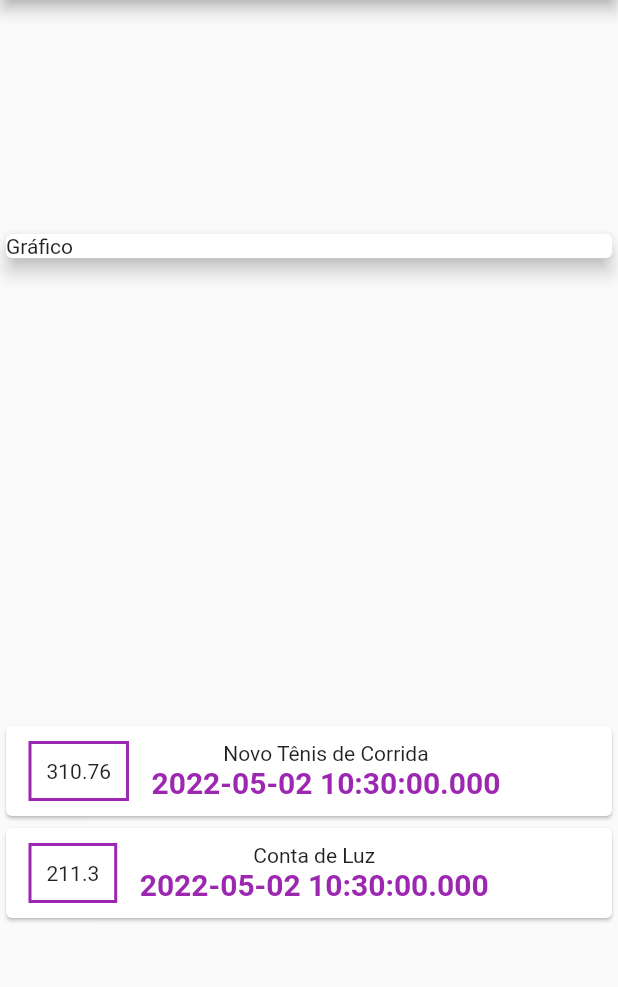
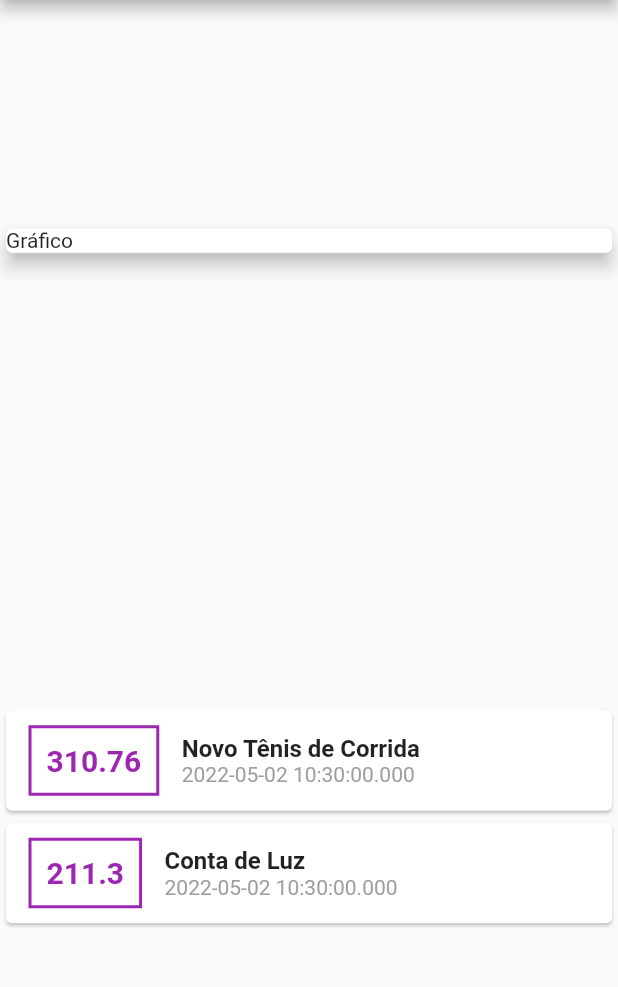
Before and after one commit to wladyband/sistemas_de_despesas, a Flutter app: the screen it shows after launch, on a phone screen of 412 x 824 dp, the part 84-1071 px from its top. Run offline on Flutter 3.47's test engine with Material 2 defaults, Android fonts, the phone set to English and light mode, and no system bars.

Commit message:
colocando mais estilos no titulo e data aula 96

```diff
--- a/lib/main.dart
+++ b/lib/main.dart
@@ -61,7 +61,12 @@ class MyHomePage extends StatelessWidget {
                         vertical: 10
                       ),
                       child: Text(
-                          tr.value.toString()
+                          tr.value.toString(),
+                        style: TextStyle(
+                            fontWeight: FontWeight.bold,
+                            fontSize: 20,
+                            color: Colors.purple
+                        ),
                       ),
                       decoration: BoxDecoration(
                         border: Border.all(
@@ -72,13 +77,19 @@ class MyHomePage extends StatelessWidget {
                       padding: EdgeInsets.all(10),
                     ),
                     Column(
+                      crossAxisAlignment: CrossAxisAlignment.start,
                       children: [
-                        Text(tr.title),
-                        Text(tr.date.toString(),
+                        Text(
+                            tr.title,
                           style: TextStyle(
-                            fontWeight: FontWeight.bold,
-                            fontSize: 20,
-                            color: Colors.purple
+                            fontSize: 16,
+                            fontWeight: FontWeight.bold
+                          ),
+                        ),
+                        Text(
+                          tr.date.toString(),
+                          style: TextStyle(
+                            color: Colors.grey
                           ),
                         ),
                       ],
```
